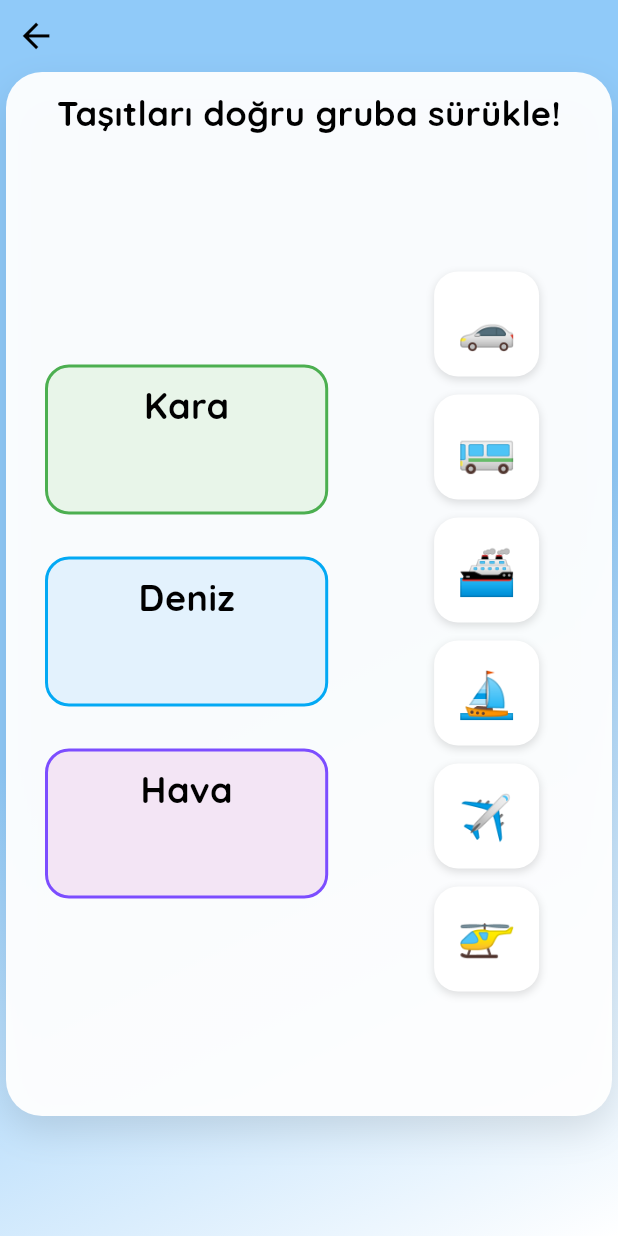
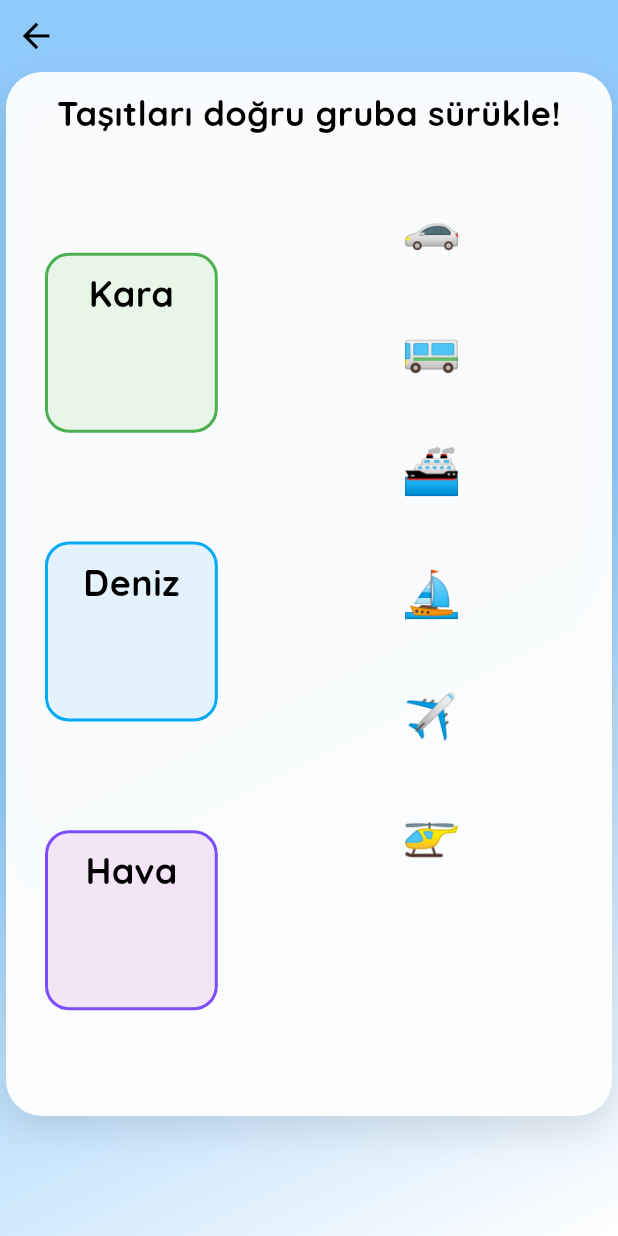
Before and after one commit to fzeynepgoren/Dixlearning, a Flutter app: the TasitSinifla screen opened directly, on a phone screen of 412 x 824 dp. Run offline on Flutter 3.47's test engine with Material 3 defaults, Android fonts, the phone set to English and light mode, and no system bars; our stand-ins replace audioplayers, fluentui_system_icons, flutter_animate, flutter_switch, google_fonts, shared_preferences; accounts and stored records are empty.

Commit message:
siniflama3/soru4

```diff
--- a/lib/siniflama3/soru4.dart
+++ b/lib/siniflama3/soru4.dart
@@ -193,9 +193,10 @@ class _TasitSiniflaState extends State<TasitSinifla>
                             crossAxisAlignment: CrossAxisAlignment.start,
                             children: [
                               Expanded(
-                                flex: 3,
+                                flex: 2,
                                 child: Column(
-                                  mainAxisAlignment: MainAxisAlignment.center,
+                                  mainAxisAlignment:
+                                      MainAxisAlignment.spaceEvenly,
                                   children: [
                                     _buildGroup(
                                       isEnglish ? 'Land' : 'Kara',
@@ -204,7 +205,6 @@ class _TasitSiniflaState extends State<TasitSinifla>
                                       Colors.green.shade50,
                                       Colors.green,
                                     ),
-                                    const SizedBox(height: 16),
                                     _buildGroup(
                                       isEnglish ? 'Sea' : 'Deniz',
                                       seaGroup,
@@ -212,7 +212,6 @@ class _TasitSiniflaState extends State<TasitSinifla>
                                       Colors.blue.shade50,
                                       Colors.lightBlue,
                                     ),
-                                    const SizedBox(height: 16),
                                     _buildGroup(
                                       isEnglish ? 'Air' : 'Hava',
                                       airGroup,
@@ -225,7 +224,8 @@ class _TasitSiniflaState extends State<TasitSinifla>
                               ),
                               const SizedBox(width: 16),
                               Expanded(
-                                flex: 2,
+                                flex: 3,
+                                child: SingleChildScrollView(
                                   child: Column(
                                     mainAxisAlignment: MainAxisAlignment.center,
                                     children:
@@ -248,10 +248,13 @@ class _TasitSiniflaState extends State<TasitSinifla>
                                                     item,
                                                   ),
                                                 ),
-                                              child: _buildDraggableItem(item),
+                                                child: _buildDraggableItem(
+                                                  item,
+                                                ),
                                               );
                                             })
                                             .toList(),
+                                  ),
                                 ),
                               ),
                             ],
@@ -344,9 +347,9 @@ class _TasitSiniflaState extends State<TasitSinifla>
       onAcceptWithDetails: (data) => _handleDrag(data.data, type),
       builder: (context, candidateData, rejectedData) {
         return Container(
-          width: double.infinity,
-          height: 100,
-          margin: const EdgeInsets.symmetric(vertical: 6, horizontal: 16),
+          width: 180,
+          height: 120,
+          margin: const EdgeInsets.symmetric(vertical: 12, horizontal: 16),
           decoration: BoxDecoration(
             color: boxColor,
             border: Border.all(color: borderColor, width: 2),
@@ -396,17 +399,6 @@ class _TasitSiniflaState extends State<TasitSinifla>
       margin: const EdgeInsets.symmetric(vertical: 6),
       width: 70,
       height: 70,
-      decoration: BoxDecoration(
-        color: Colors.white,
-        borderRadius: BorderRadius.circular(16),
-        boxShadow: [
-          BoxShadow(
-            color: Colors.black12,
-            blurRadius: 4,
-            offset: const Offset(0, 2),
-          ),
-        ],
-      ),
       child: Center(
         child: Text(
           item['emoji'],
```
Lines whose indentation alone changed are shown as unchanged.
